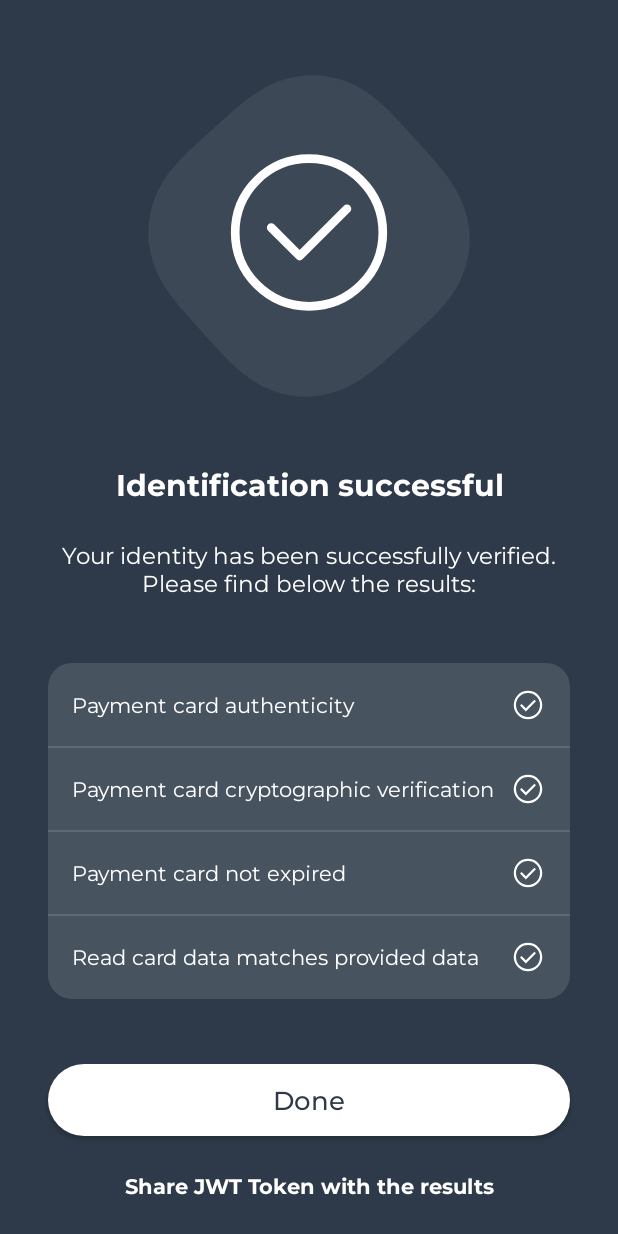
After one commit to automatid/automatid_android_demo, an Android app: the fragment CardScanFeedbackFragment shown on its own in the app's theme, on a phone screen of 412 x 824 dp. The commit adds this screen. Run offline under Robolectric (Android 15) with nearby library versions, the phone set to English and light mode, and no system bars.

Commit message:
automatid version 1.0.5

```diff
--- a/app/build.gradle
+++ b/app/build.gradle
@@ -11,8 +11,8 @@ android {
 		minSdkVersion rootProject.ext.minSdkVersion
 		targetSdkVersion rootProject.ext.targetSdkVersion
 		multiDexEnabled true
-		versionCode 6
-		versionName rootProject.ext.automatidVersion
+		versionCode rootProject.ext.demoAppVersionCode
+		versionName rootProject.ext.automatidVersion + "." + rootProject.ext.demoAppIncrVersion
 	}
 
 	signingConfigs {
--- /dev/null
+++ b/app/src/main/java/com/opentech/automatid/demoapp/CardScanFeedbackFragment.kt
@@ -0,0 +1,37 @@
+package com.opentech.automatid.demoapp
+
+import android.content.Intent
+import android.os.Bundle
+import android.view.LayoutInflater
+import android.view.View
+import android.view.ViewGroup
+import androidx.fragment.app.Fragment
+import androidx.navigation.fragment.findNavController
+import androidx.navigation.fragment.navArgs
+import com.opentech.automatid.demoapp.databinding.FragmentFeedbackCardBinding
+
+class CardScanFeedbackFragment : Fragment() {
+    private val args: IdDocumentFeedbackFragmentArgs by navArgs()
+
+    override fun onCreateView(inflater: LayoutInflater, container: ViewGroup?, savedInstanceState: Bundle?): View {
+        val binding = FragmentFeedbackCardBinding.inflate(inflater, container, false)
+
+        binding.btnClose.setOnClickListener {
+            findNavController().popBackStack()
+        }
+
+        binding.btnShareJwt.setOnClickListener {
+            try {
+                val intent = Intent(Intent.ACTION_SEND)
+                intent.type = "text/plain"
+                intent.putExtra(Intent.EXTRA_TEXT, args.result.jwt)
+                startActivity(Intent.createChooser(intent, null))
+            } catch (e: Exception) {
+                e.printStackTrace()
+            }
+        }
+
+        return binding.root
+    }
+
+}
--- a/app/src/main/java/com/opentech/automatid/demoapp/settings/SettingsRepository.kt
+++ b/app/src/main/java/com/opentech/automatid/demoapp/settings/SettingsRepository.kt
@@ -14,7 +14,7 @@ class SettingsRepository {
             val s = preferences.getString("paymentCardSetting", null).orEmpty()
             PaymentCardSetting.valueOf(s)
         } catch (e: IllegalArgumentException) {
-            PaymentCardSetting.Off
+            PaymentCardSetting.ValidCard
         }
 
         return IdMethodSettings(passportEnabled, idDocumentEnabled, paymentCardSetting)
--- /dev/null
+++ b/app/src/main/res/drawable/feedback_tray.xml
@@ -0,0 +1,9 @@
+<?xml version="1.0" encoding="utf-8"?>
+<shape xmlns:android="http://schemas.android.com/apk/res/android"
+    android:shape="rectangle">
+
+    <corners android:radius="16dp" />
+
+    <solid android:color="@color/tray_color" />
+
+</shape>
--- /dev/null
+++ b/app/src/main/res/drawable/ic_check.xml
@@ -0,0 +1,10 @@
+<vector xmlns:android="http://schemas.android.com/apk/res/android"
+    android:width="@dimen/feedback_icon_size"
+    android:height="@dimen/feedback_icon_size"
+    android:tint="?attr/colorControlNormal"
+    android:viewportWidth="960"
+    android:viewportHeight="960">
+    <path
+        android:fillColor="@android:color/white"
+        android:pathData="M423.23,650.15L692.15,381.23L650,339.08L423.23,565.85L309.23,451.85L267.08,494L423.23,650.15ZM480.07,860Q401.23,860 331.86,830.08Q262.49,800.16 211.18,748.87Q159.87,697.58 129.93,628.24Q100,558.9 100,480.07Q100,401.23 129.92,331.86Q159.84,262.49 211.13,211.18Q262.42,159.87 331.76,129.93Q401.1,100 479.93,100Q558.77,100 628.14,129.92Q697.51,159.84 748.82,211.13Q800.13,262.42 830.07,331.76Q860,401.1 860,479.93Q860,558.77 830.08,628.14Q800.16,697.51 748.87,748.82Q697.58,800.13 628.24,830.07Q558.9,860 480.07,860ZM480,800Q614,800 707,707Q800,614 800,480Q800,346 707,253Q614,160 480,160Q346,160 253,253Q160,346 160,480Q160,614 253,707Q346,800 480,800ZM480,480Q480,480 480,480Q480,480 480,480Q480,480 480,480Q480,480 480,480Q480,480 480,480Q480,480 480,480Q480,480 480,480Q480,480 480,480Z" />
+</vector>
--- /dev/null
+++ b/app/src/main/res/layout/fragment_feedback_card.xml
@@ -0,0 +1,174 @@
+<?xml version="1.0" encoding="utf-8"?>
+<LinearLayout xmlns:android="http://schemas.android.com/apk/res/android"
+    xmlns:app="http://schemas.android.com/apk/res-auto"
+    android:layout_width="match_parent"
+    android:layout_height="match_parent"
+    android:orientation="vertical">
+
+    <com.airbnb.lottie.LottieAnimationView
+        android:id="@+id/logo"
+        android:layout_width="match_parent"
+        android:layout_height="0dp"
+        android:layout_marginStart="@dimen/space_2xl"
+        android:layout_marginTop="@dimen/space_2xl"
+        android:layout_marginEnd="@dimen/space_2xl"
+        android:layout_weight="7"
+        android:adjustViewBounds="true"
+        app:lottie_autoPlay="true"
+        app:lottie_rawRes="@raw/automatid_demo_app_feedback_success" />
+
+    <TextView
+        android:id="@+id/feedbackTitle"
+        android:layout_width="match_parent"
+        android:layout_height="wrap_content"
+        android:layout_marginStart="@dimen/space_2xl"
+        android:layout_marginTop="@dimen/space_2xl"
+        android:layout_marginEnd="@dimen/space_2xl"
+        android:gravity="center_horizontal"
+        android:text="@string/feedback_title_success"
+        android:textColor="@color/text_color_on_dark"
+        android:textSize="20sp"
+        android:textStyle="bold" />
+
+    <TextView
+        android:id="@+id/feedbackText"
+        android:layout_width="match_parent"
+        android:layout_height="wrap_content"
+        android:layout_marginStart="@dimen/space_2xl"
+        android:layout_marginTop="@dimen/space_xl"
+        android:layout_marginEnd="@dimen/space_2xl"
+        android:gravity="center_horizontal"
+        android:text="@string/feedback_body_success"
+        android:textColor="@color/text_color_on_dark"
+        android:textSize="15sp" />
+
+    <View
+        android:layout_width="0dp"
+        android:layout_height="0dp"
+        android:layout_weight="1" />
+
+    <androidx.constraintlayout.widget.ConstraintLayout
+        android:layout_width="match_parent"
+        android:layout_height="wrap_content"
+        android:layout_marginStart="@dimen/space_2xl"
+        android:layout_marginTop="@dimen/space_n"
+        android:layout_marginEnd="@dimen/space_2xl"
+        android:layout_marginBottom="@dimen/space_n"
+        android:background="@drawable/feedback_tray">
+
+        <TextView
+            android:id="@+id/check1"
+            style="@style/FeedbackResultItem"
+            android:layout_width="0dp"
+            android:layout_height="wrap_content"
+            android:gravity="center_vertical"
+            android:text="@string/card_authenticity"
+            app:drawableEndCompat="@drawable/ic_check"
+            app:layout_constraintBottom_toTopOf="@id/check2"
+            app:layout_constraintEnd_toEndOf="parent"
+            app:layout_constraintStart_toStartOf="parent"
+            app:layout_constraintTop_toTopOf="parent"
+            app:layout_constraintVertical_chainStyle="packed" />
+
+        <View
+            android:id="@+id/separator1"
+            android:layout_width="0dp"
+            android:layout_height="1dp"
+            android:background="@color/separator_feedback"
+            app:layout_constraintBottom_toTopOf="@id/check2"
+            app:layout_constraintEnd_toEndOf="parent"
+            app:layout_constraintStart_toStartOf="parent"
+            app:layout_constraintTop_toBottomOf="@id/check1" />
+
+        <TextView
+            android:id="@+id/check2"
+            style="@style/FeedbackResultItem"
+            android:layout_width="0dp"
+            android:layout_height="wrap_content"
+            android:gravity="center_vertical"
+            android:text="@string/card_verification"
+            app:drawableEndCompat="@drawable/ic_check"
+            app:layout_constraintBottom_toTopOf="@id/check3"
+            app:layout_constraintEnd_toEndOf="parent"
+            app:layout_constraintStart_toStartOf="parent"
+            app:layout_constraintTop_toBottomOf="@id/check1" />
+
+        <View
+            android:id="@+id/separator2"
+            android:layout_width="0dp"
+            android:layout_height="1dp"
+            android:background="@color/separator_feedback"
+            app:layout_constraintBottom_toTopOf="@id/check3"
+            app:layout_constraintEnd_toEndOf="parent"
+            app:layout_constraintStart_toStartOf="parent"
+            app:layout_constraintTop_toBottomOf="@id/check2" />
+
+        <TextView
+            android:id="@+id/check3"
+            style="@style/FeedbackResultItem"
+            android:layout_width="0dp"
+            android:layout_height="wrap_content"
+            android:gravity="center_vertical"
+            android:text="@string/card_not_expired"
+            app:drawableEndCompat="@drawable/ic_check"
+            app:layout_constraintBottom_toTopOf="@id/check4"
+            app:layout_constraintEnd_toEndOf="parent"
+            app:layout_constraintStart_toStartOf="parent"
+            app:layout_constraintTop_toBottomOf="@id/check2" />
+
+        <View
+            android:id="@+id/separator3"
+            android:layout_width="0dp"
+            android:layout_height="1dp"
+            android:background="@color/separator_feedback"
+            app:layout_constraintBottom_toTopOf="@id/check4"
+            app:layout_constraintEnd_toEndOf="parent"
+            app:layout_constraintStart_toStartOf="parent"
+            app:layout_constraintTop_toBottomOf="@id/check3" />
+
+        <TextView
+            android:id="@+id/check4"
+            style="@style/FeedbackResultItem"
+            android:layout_width="0dp"
+            android:layout_height="wrap_content"
+            android:gravity="center_vertical"
+            android:text="@string/card_data_match"
+            app:drawableEndCompat="@drawable/ic_check"
+            app:layout_constraintBottom_toBottomOf="parent"
+            app:layout_constraintEnd_toEndOf="parent"
+            app:layout_constraintStart_toStartOf="parent"
+            app:layout_constraintTop_toBottomOf="@id/check3" />
+
+    </androidx.constraintlayout.widget.ConstraintLayout>
+
+    <View
+        android:layout_width="0dp"
+        android:layout_height="0dp"
+        android:layout_weight="1" />
+
+    <Button
+        android:id="@+id/btnClose"
+        style="@style/ButtonLight"
+        android:layout_width="match_parent"
+        android:layout_height="wrap_content"
+        android:layout_marginStart="@dimen/space_2xl"
+        android:layout_marginEnd="@dimen/space_2xl"
+        android:layout_marginBottom="@dimen/space_l"
+        android:text="@string/feedback_btn_close" />
+
+    <TextView
+        android:id="@+id/btnShareJwt"
+        android:layout_width="match_parent"
+        android:layout_height="wrap_content"
+        android:layout_marginStart="@dimen/space_2xl"
+        android:layout_marginEnd="@dimen/space_2xl"
+        android:layout_marginBottom="@dimen/space_l"
+        android:background="?selectableItemBackground"
+        android:gravity="center"
+        android:paddingTop="8dp"
+        android:paddingBottom="8dp"
+        android:text="@string/feedback_share_jwt"
+        android:textColor="@color/white"
+        android:textStyle="bold" />
+
+</LinearLayout>
--- a/app/src/main/res/values/colors.xml
+++ b/app/src/main/res/values/colors.xml
@@ -11,10 +11,13 @@
 	<color name="switch_activated">#ff1966a4</color>
 
 	<color name="separator">#ffcccccc</color>
+	<color name="separator_feedback">#20ffffff</color>
 
 	<color name="bg_color">#2E3A49</color>
 	<color name="app_color">#2E3A49</color>
 	<color name="text_color_on_light">#2E3A49</color>
 	<color name="text_color_on_dark">#ffffff</color>
 
+	<color name="tray_color">#20ffffff</color>
+
 </resources>
--- a/app/src/main/res/values/dimens.xml
+++ b/app/src/main/res/values/dimens.xml
@@ -14,4 +14,7 @@
 	<dimen name="settings_btn_margin_img">16dp</dimen>
 	<dimen name="settings_btn_margin_lbl_outer">12dp</dimen>
 
+	<dimen name="feedback_tray_vertical_space_inner">16dp</dimen>
+	<dimen name="feedback_icon_size">24dp</dimen>
+
 </resources>
--- a/app/src/main/res/values/strings.xml
+++ b/app/src/main/res/values/strings.xml
@@ -39,14 +39,21 @@
 	<string name="card_scan_help_title">Reading a Payment Card</string>
 	<string name="card_scan_help_body">The card scan feature attests that the user has a specific credit/debit contactless card in his hands.\n \nYou will need to provide an encrypted JWT containing the card data (i.e. PAN, expiration date) of the card that you expect the user possesses. The card will be securely read and verified via NFC. No charges will be done on the card account.\n \nFor demo purposes, you can test both scenarios (user presents the correct card, user doesn\'t present the correct card) without providing the encrypted card data.</string>
 	<string name="card_scan_help_button_ok">Got it</string>
-	<string name="feedback_title_success">Identity verification successfully completed</string>
+	<string name="feedback_title_success">Identification successful</string>
 	<string name="feedback_title_error">Error</string>
-	<string name="feedback_body_success">Your identity has been successfully verified.\nWe generated a JWT token containing the result of this identification.</string>
-	<string name="feedback_share_jwt">Share JWT Token</string>
+	<string name="feedback_body_success">Your identity has been successfully verified. Please find below the results:</string>
+	<string name="feedback_share_jwt">Share JWT Token with the results</string>
 	<string name="feedback_btn_close">Done</string>
 	<string name="id_methods_identity_card_short">Identity Cards</string>
 	<string name="id_methods_passport_short">Passports</string>
 	<string name="error_management_retry_short">Retry on errors</string>
 	<string name="error_management_abort_short">Don\'t retry on errors</string>
-
+	<string name="issuing_authority_authenticity">Issuing authority authenticity</string>
+	<string name="document_data_integrity">Document data integrity</string>
+	<string name="liveness_check">Liveness check</string>
+	<string name="face_comparison_matching">Face comparison matching</string>
+	<string name="card_authenticity">Payment card authenticity</string>
+	<string name="card_verification">Payment card cryptographic verification</string>
+	<string name="card_not_expired">Payment card not expired</string>
+	<string name="card_data_match">Read card data matches provided data</string>
 </resources>
--- a/app/src/main/res/values/styles.xml
+++ b/app/src/main/res/values/styles.xml
@@ -23,4 +23,20 @@
         <item name="fontFamily">@font/montserrat_bold</item>
     </style>
 
+    <style name="FeedbackResultItem">
+        <item name="android:textColor">@color/text_color_on_dark</item>
+        <item name="android:layout_marginStart">@dimen/space_l</item>
+        <item name="android:layout_marginEnd">@dimen/space_l</item>
+        <item name="android:layout_marginTop">@dimen/feedback_tray_vertical_space_inner</item>
+        <item name="android:layout_marginBottom">@dimen/feedback_tray_vertical_space_inner</item>
+        <item name="android:textSize">14sp</item>
+    </style>
+
+    <style name="FeedbackResultItemValue">
+        <item name="fontFamily">@font/montserrat_bold</item>
+        <item name="android:textColor">@color/text_color_on_dark</item>
+        <item name="android:layout_marginEnd">@dimen/space_l</item>
+        <item name="android:textSize">16sp</item>
+    </style>
+
 </resources>
```
Also changed, not shown: app/src/main/java/com/opentech/automatid/demoapp/FeedbackErrorFragment.kt (added, +27 -0 lines), app/src/main/java/com/opentech/automatid/demoapp/FeedbackFragment.kt (deleted, +0 -53 lines), app/src/main/java/com/opentech/automatid/demoapp/HomeFragment.kt (+19 -6 lines), app/src/main/java/com/opentech/automatid/demoapp/IdDocumentFeedbackFragment.kt (added, +49 -0 lines), app/src/main/res/layout/fragment_feedback_error.xml (renamed from app/src/main/res/layout/fragment_feedback.xml, +6 -27 lines), app/src/main/res/layout/fragment_feedback_id_doc.xml (added, +188 -0 lines), app/src/main/res/navigation/app_navigation.xml (+40 -6 lines), build.gradle (+5 -2 lines), gradle/wrapper/gradle-wrapper.properties, 2 other files.
